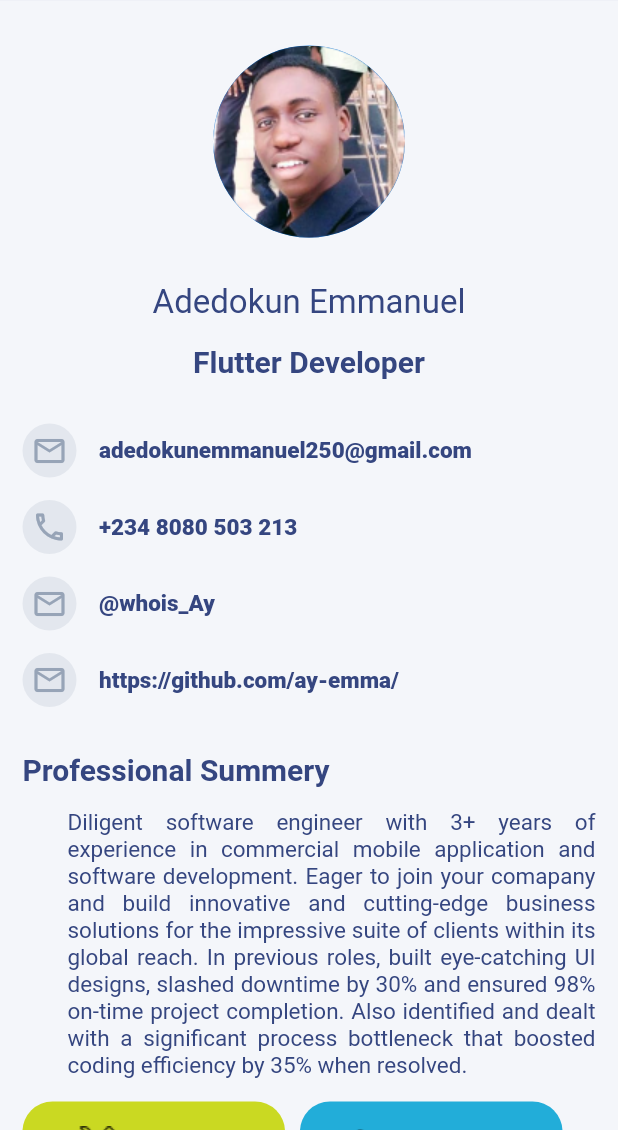
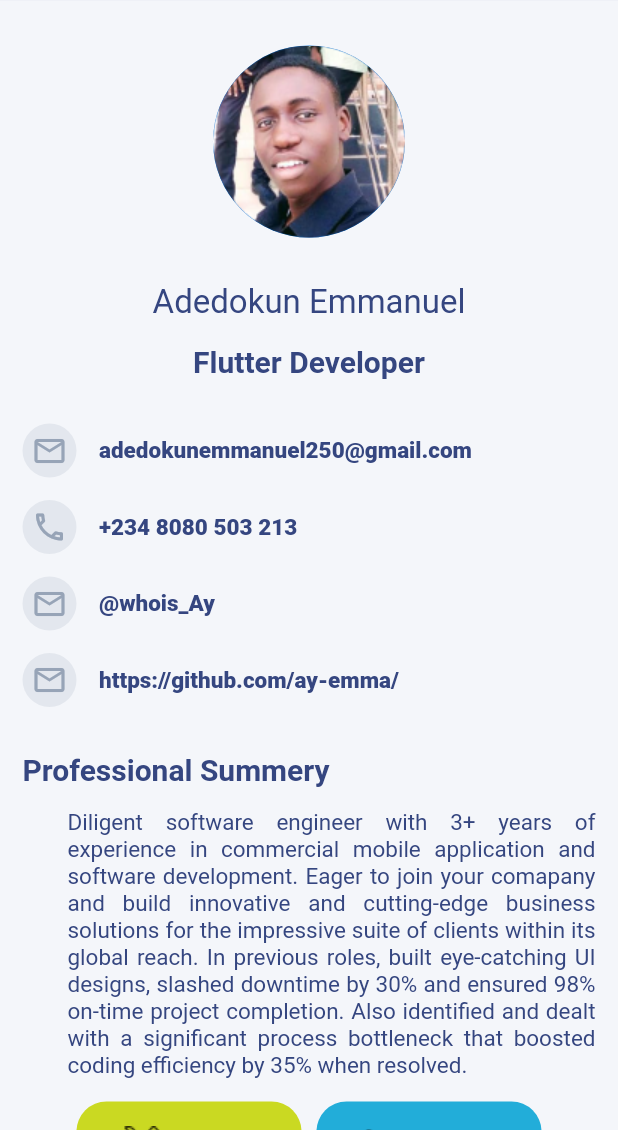
Before and after one commit to ay-emma/resume_app, a Flutter app: the screen it shows after launch, on a phone screen of 412 x 824 dp, the part 106-1236 px from its top. Run offline on Flutter 3.47's test engine with Material 2 defaults, Android fonts, the phone set to English and light mode, and no system bars; our stand-ins replace flutter_riverpod.

```diff
--- a/lib/src/home_page.dart
+++ b/lib/src/home_page.dart
@@ -142,6 +142,7 @@ class Homepage extends ConsumerWidget {
                       ),
                       gapH15,
                       Row(
+                        mainAxisAlignment: MainAxisAlignment.center,
                         children: [
                           InkWell(
                             onTap: () {
@@ -292,7 +293,7 @@ class Homepage extends ConsumerWidget {
   Widget _button(String iconUrl, String text, Color color) {
     return Container(
       height: 60,
-      width: 175,
+      width: 150,
       decoration: BoxDecoration(
         color: color,
         borderRadius: BorderRadius.circular(20.0),
@@ -310,12 +311,12 @@ class Homepage extends ConsumerWidget {
           Text(
             text,
             style: const TextStyle(
-              fontSize: 18,
+              fontSize: 16,
               fontWeight: FontWeight.bold,
             ),
           ),
           const SizedBox(
-            width: 10.0,
+            width: 8.0,
           ),
         ],
       ),
```
Also changed, not shown: 1 other file.
